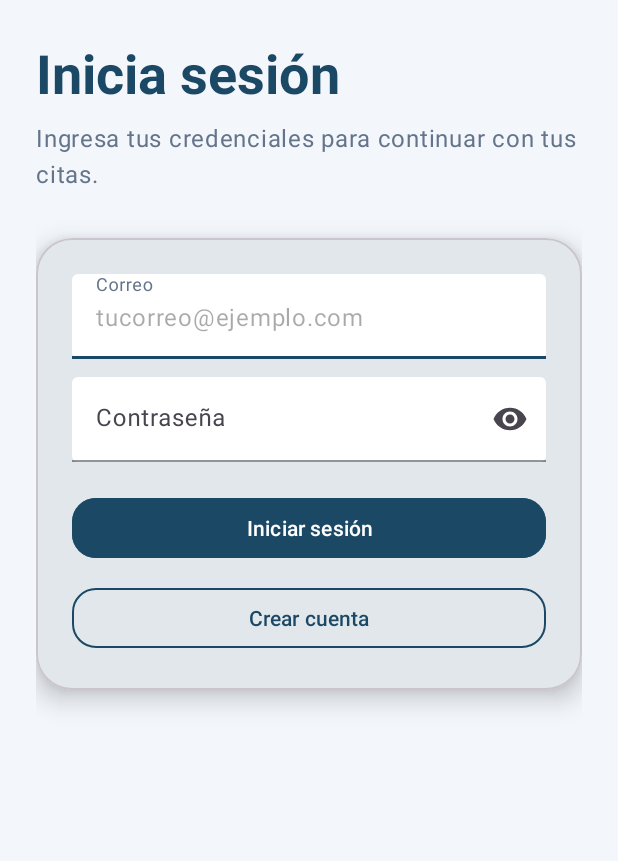
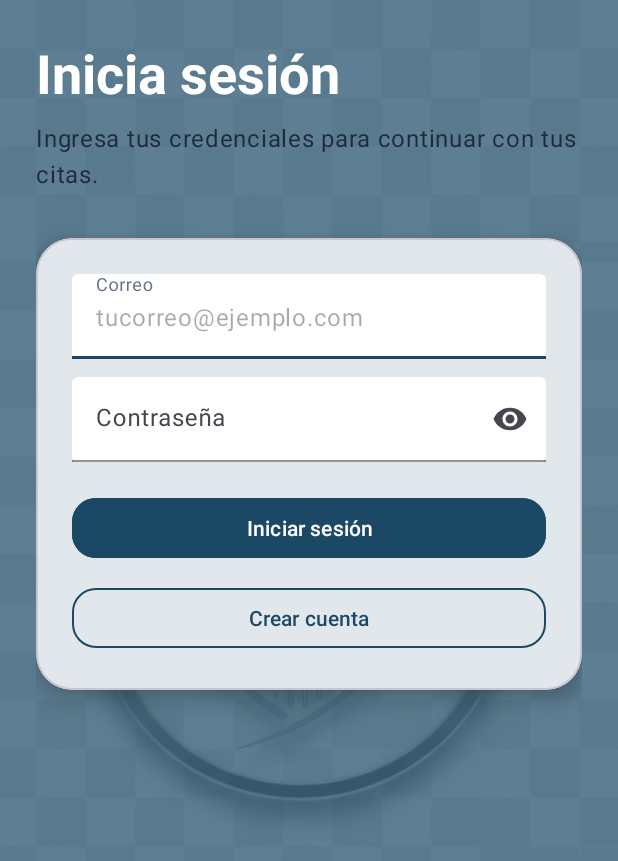
Before and after one commit to carlosMeza-code/MisCitasMedicas, an Android app: the screen it shows after launch (LoginActivity), on a phone screen of 412 x 824 dp. Shown: the top 861 px of the screen. Run offline under Robolectric (Android 15) with nearby library versions, the phone set to English and light mode, and no system bars.

Commit message:
Add branded login background and animated loading overlay

```diff
--- a/app/src/main/java/com/example/miscitasmedicas/LoginActivity.kt
+++ b/app/src/main/java/com/example/miscitasmedicas/LoginActivity.kt
@@ -2,7 +2,13 @@ package com.example.miscitasmedicas
 
 import android.content.Intent
 import android.os.Bundle
+import android.os.Handler
+import android.os.Looper
 import android.util.Patterns
+import android.view.View
+import android.view.animation.Animation
+import android.view.animation.AnimationUtils
+import android.widget.ImageView
 import android.widget.Toast
 import androidx.appcompat.app.AppCompatActivity
 import com.google.android.material.button.MaterialButton
@@ -17,7 +23,12 @@ class LoginActivity : AppCompatActivity() {
     private lateinit var etPassword: TextInputEditText
     private lateinit var btnLogin: MaterialButton
     private lateinit var btnGoRegister: MaterialButton
+    private lateinit var loadingOverlay: View
+    private lateinit var overlayLogo: ImageView
     private lateinit var sessionManager: SessionManager
+    private lateinit var pulseAnimation: Animation
+    private val handler = Handler(Looper.getMainLooper())
+    private var pendingNavigation: Runnable? = null
 
     override fun onCreate(savedInstanceState: Bundle?) {
         super.onCreate(savedInstanceState)
@@ -26,6 +37,7 @@ class LoginActivity : AppCompatActivity() {
         sessionManager = SessionManager(this)
         bindViews()
         setupListeners()
+        pulseAnimation = AnimationUtils.loadAnimation(this, R.anim.pulse)
     }
 
     private fun bindViews() {
@@ -35,6 +47,8 @@ class LoginActivity : AppCompatActivity() {
         etPassword = findViewById(R.id.etPassword)
         btnLogin = findViewById(R.id.btnLogin)
         btnGoRegister = findViewById(R.id.btnGoRegister)
+        loadingOverlay = findViewById(R.id.loadingOverlay)
+        overlayLogo = findViewById(R.id.ivOverlayLogo)
     }
 
     private fun setupListeners() {
@@ -45,6 +59,7 @@ class LoginActivity : AppCompatActivity() {
     }
 
     private fun handleLogin() {
+        pendingNavigation?.let { handler.removeCallbacks(it) }
         clearErrors()
         val email = etEmail.text?.toString()?.trim().orEmpty()
         val password = etPassword.text?.toString()?.trim().orEmpty()
@@ -73,9 +88,15 @@ class LoginActivity : AppCompatActivity() {
         }
 
         if (email.equals(user.email, ignoreCase = true) && password == user.password) {
-            Toast.makeText(this, getString(R.string.success_login, user.name), Toast.LENGTH_SHORT).show()
-            startActivity(Intent(this, HomeActivity::class.java))
-            finish()
+            showLoadingOverlay()
+            btnLogin.isEnabled = false
+            pendingNavigation = Runnable {
+                Toast.makeText(this, getString(R.string.success_login, user.name), Toast.LENGTH_SHORT).show()
+                hideLoadingOverlay()
+                btnLogin.isEnabled = true
+                startActivity(Intent(this, HomeActivity::class.java))
+                finish()
+            }.also { handler.postDelayed(it, 1200) }
         } else {
             tilPassword.error = getString(R.string.error_credentials)
         }
@@ -85,4 +106,19 @@ class LoginActivity : AppCompatActivity() {
         tilEmail.error = null
         tilPassword.error = null
     }
+
+    private fun showLoadingOverlay() {
+        loadingOverlay.visibility = View.VISIBLE
+        overlayLogo.startAnimation(pulseAnimation)
+    }
+
+    private fun hideLoadingOverlay() {
+        overlayLogo.clearAnimation()
+        loadingOverlay.visibility = View.GONE
+    }
+
+    override fun onDestroy() {
+        super.onDestroy()
+        pendingNavigation?.let { handler.removeCallbacks(it) }
+    }
 }
--- /dev/null
+++ b/app/src/main/res/anim/pulse.xml
@@ -0,0 +1,12 @@
+<?xml version="1.0" encoding="utf-8"?>
+<scale xmlns:android="http://schemas.android.com/apk/res/android"
+    android:duration="800"
+    android:fromXScale="1.0"
+    android:fromYScale="1.0"
+    android:interpolator="@android:interpolator/accelerate_decelerate"
+    android:pivotX="50%"
+    android:pivotY="50%"
+    android:repeatCount="infinite"
+    android:repeatMode="reverse"
+    android:toXScale="1.12"
+    android:toYScale="1.12" />
--- a/app/src/main/res/layout/activity_login.xml
+++ b/app/src/main/res/layout/activity_login.xml
@@ -2,9 +2,39 @@
 <androidx.constraintlayout.widget.ConstraintLayout xmlns:android="http://schemas.android.com/apk/res/android"
     xmlns:app="http://schemas.android.com/apk/res-auto"
     android:layout_width="match_parent"
-    android:layout_height="match_parent"
-    android:background="@color/medical_background"
-    android:padding="24dp">
+    android:layout_height="match_parent">
+
+    <ImageView
+        android:id="@+id/imgBackground"
+        android:layout_width="0dp"
+        android:layout_height="0dp"
+        android:contentDescription="@null"
+        android:scaleType="centerCrop"
+        android:src="@drawable/login_background"
+        app:layout_constraintBottom_toBottomOf="parent"
+        app:layout_constraintEnd_toEndOf="parent"
+        app:layout_constraintStart_toStartOf="parent"
+        app:layout_constraintTop_toTopOf="parent" />
+
+    <View
+        android:id="@+id/backgroundScrim"
+        android:layout_width="0dp"
+        android:layout_height="0dp"
+        android:background="@color/login_background_scrim"
+        app:layout_constraintBottom_toBottomOf="parent"
+        app:layout_constraintEnd_toEndOf="parent"
+        app:layout_constraintStart_toStartOf="parent"
+        app:layout_constraintTop_toTopOf="parent" />
+
+    <androidx.constraintlayout.widget.ConstraintLayout
+        android:id="@+id/contentContainer"
+        android:layout_width="0dp"
+        android:layout_height="0dp"
+        android:padding="24dp"
+        app:layout_constraintBottom_toBottomOf="parent"
+        app:layout_constraintEnd_toEndOf="parent"
+        app:layout_constraintStart_toStartOf="parent"
+        app:layout_constraintTop_toTopOf="parent">
 
         <com.google.android.material.textview.MaterialTextView
             android:id="@+id/tvTitle"
@@ -12,11 +42,11 @@
             android:layout_height="wrap_content"
             android:text="@string/login_title"
             android:textAppearance="?attr/textAppearanceDisplaySmall"
-        android:textColor="@color/medical_primary"
+            android:textColor="@color/medical_surface"
             android:textStyle="bold"
-        app:layout_constraintTop_toTopOf="parent"
+            app:layout_constraintEnd_toEndOf="parent"
             app:layout_constraintStart_toStartOf="parent"
-        app:layout_constraintEnd_toEndOf="parent" />
+            app:layout_constraintTop_toTopOf="parent" />
 
         <com.google.android.material.textview.MaterialTextView
             android:id="@+id/tvSubtitleLogin"
@@ -25,10 +55,10 @@
             android:layout_marginTop="8dp"
             android:text="@string/login_subtitle"
             android:textAppearance="?attr/textAppearanceBodyLarge"
-        android:textColor="@color/medical_hint"
-        app:layout_constraintTop_toBottomOf="@id/tvTitle"
+            android:textColor="@color/medical_on_surface"
+            app:layout_constraintEnd_toEndOf="parent"
             app:layout_constraintStart_toStartOf="parent"
-        app:layout_constraintEnd_toEndOf="parent" />
+            app:layout_constraintTop_toBottomOf="@id/tvTitle" />
 
         <com.google.android.material.card.MaterialCardView
             android:id="@+id/loginCard"
@@ -38,9 +68,9 @@
             app:cardBackgroundColor="@color/medical_surface"
             app:cardCornerRadius="24dp"
             app:cardElevation="10dp"
-        app:layout_constraintTop_toBottomOf="@id/tvSubtitleLogin"
+            app:layout_constraintEnd_toEndOf="parent"
             app:layout_constraintStart_toStartOf="parent"
-        app:layout_constraintEnd_toEndOf="parent">
+            app:layout_constraintTop_toBottomOf="@id/tvSubtitleLogin">
 
             <LinearLayout
                 android:layout_width="match_parent"
@@ -53,8 +83,8 @@
                     android:layout_width="match_parent"
                     android:layout_height="wrap_content"
                     android:hint="@string/login_email"
+                    app:boxBackgroundColor="@color/medical_surface"
                     app:boxBackgroundMode="filled"
-                app:boxBackgroundColor="@color/medical_surface"
                     app:boxStrokeColor="@color/medical_primary"
                     app:hintTextColor="@color/medical_hint">
 
@@ -73,8 +103,8 @@
                     android:layout_height="wrap_content"
                     android:layout_marginTop="12dp"
                     android:hint="@string/login_password"
+                    app:boxBackgroundColor="@color/medical_surface"
                     app:boxBackgroundMode="filled"
-                app:boxBackgroundColor="@color/medical_surface"
                     app:boxStrokeColor="@color/medical_primary"
                     app:endIconMode="password_toggle"
                     app:hintTextColor="@color/medical_hint">
@@ -110,3 +140,29 @@
             </LinearLayout>
         </com.google.android.material.card.MaterialCardView>
     </androidx.constraintlayout.widget.ConstraintLayout>
+
+    <androidx.constraintlayout.widget.ConstraintLayout
+        android:id="@+id/loadingOverlay"
+        android:layout_width="0dp"
+        android:layout_height="0dp"
+        android:background="@color/login_overlay_background"
+        android:clickable="true"
+        android:focusable="true"
+        android:visibility="gone"
+        app:layout_constraintBottom_toBottomOf="parent"
+        app:layout_constraintEnd_toEndOf="parent"
+        app:layout_constraintStart_toStartOf="parent"
+        app:layout_constraintTop_toTopOf="parent">
+
+        <ImageView
+            android:id="@+id/ivOverlayLogo"
+            android:layout_width="200dp"
+            android:layout_height="200dp"
+            android:contentDescription="@string/app_name"
+            android:src="@drawable/login_logo"
+            app:layout_constraintBottom_toBottomOf="parent"
+            app:layout_constraintEnd_toEndOf="parent"
+            app:layout_constraintStart_toStartOf="parent"
+            app:layout_constraintTop_toTopOf="parent" />
+    </androidx.constraintlayout.widget.ConstraintLayout>
+</androidx.constraintlayout.widget.ConstraintLayout>
--- a/app/src/main/res/values/colors.xml
+++ b/app/src/main/res/values/colors.xml
@@ -17,4 +17,6 @@
     <color name="medical_hint">#64748B</color>
     <color name="medical_emergency">#D64545</color>
     <color name="medical_on_emergency">#FFFFFFFF</color>
+    <color name="login_background_scrim">#B31B4965</color>
+    <color name="login_overlay_background">#E61B4965</color>
 </resources>
```
Also changed, not shown: app/src/main/res/drawable/login_background.png (renamed from app/src/main/res/drawable/Gemini_Generated_Image_ogfthpogfthpogft.png), app/src/main/res/drawable/login_logo.png (renamed from app/src/main/res/drawable/Gemini_Generated_Image_w578tww578tww578.png). Lines whose indentation alone changed are shown as unchanged.
